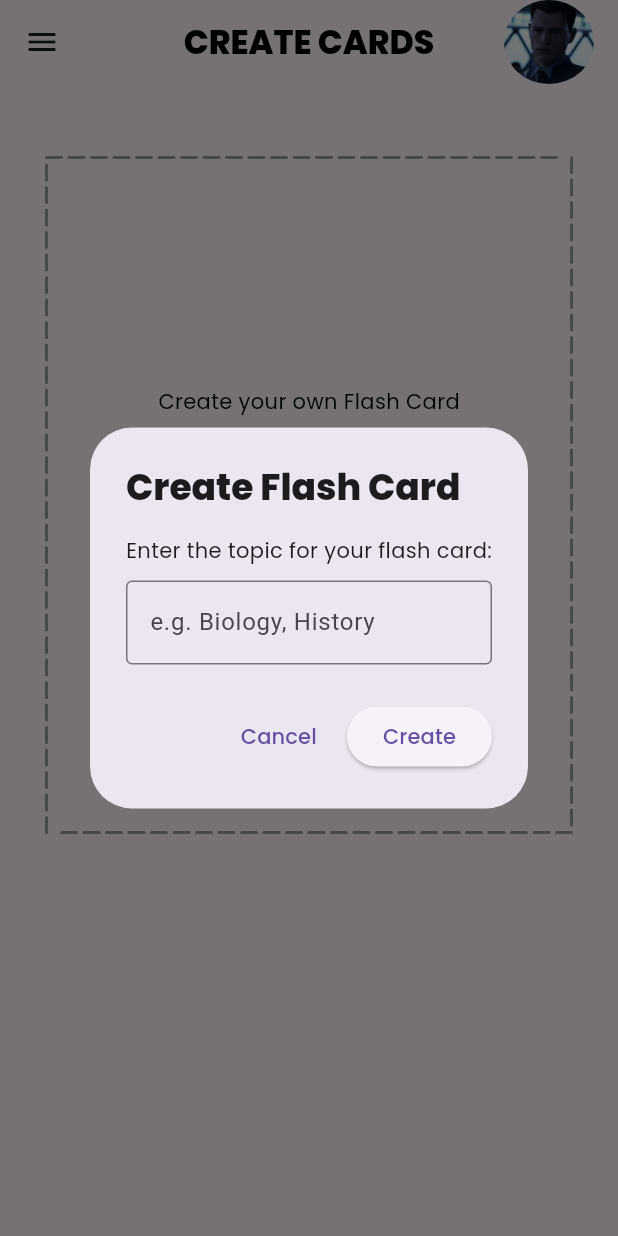
After one commit to mixter3011/plakard, a Flutter app: the MyCard screen opened by its route, after a tap on the "add" icon, on a phone screen of 412 x 824 dp. The commit adds this screen. Run offline on Flutter 3.47's test engine with Material 3 defaults, Android fonts, the phone set to English and light mode, and no system bars; our stand-ins replace carousel_slider, cloud_firestore, firebase_core, google_fonts; accounts and stored records are empty.

Commit message:
feat(create_card) : added feature of creating custom cards of custom topics.

```diff
--- a/lib/components/drawer.dart
+++ b/lib/components/drawer.dart
@@ -26,6 +26,30 @@ class MyDrawer extends StatelessWidget {
                   },
                 ),
               ),
+              Padding(
+                padding: const EdgeInsets.only(left: 25.0),
+                child: ListTile(
+                  title: const Text("P R O F I L E"),
+                  leading: const Icon(Icons.person),
+                  onTap: () {
+                    Navigator.pushNamed(context, '/profile');
+                  },
+                ),
+              ),
+              Padding(
+                padding: const EdgeInsets.only(left: 25.0),
+                child: ListTile(
+                  title: const Text("M Y  C A R D S"),
+                  leading: const Icon(Icons.credit_card),
+                  onTap: () {
+                    if (ModalRoute.of(context)!.settings.name == '/my-cards') {
+                      Navigator.pop(context);
+                    } else {
+                      Navigator.pushNamed(context, '/my-cards');
+                    }
+                  },
+                ),
+              ),
             ],
           ),
         ],
--- a/lib/main.dart
+++ b/lib/main.dart
@@ -2,6 +2,7 @@ import 'package:flutter/material.dart';
 import 'package:firebase_core/firebase_core.dart';
 import 'package:plakard/screens/home_screen.dart';
 import 'package:plakard/screens/card_selection.dart';
+import 'package:plakard/screens/my_card.dart';
 
 Future<void> main() async {
   WidgetsFlutterBinding.ensureInitialized();
@@ -23,6 +24,7 @@ class MyApp extends StatelessWidget {
               title: '',
               categoryName: '',
             ),
+        '/my-cards': (context) => const MyCard(),
       },
     );
   }
--- /dev/null
+++ b/lib/screens/my_card.dart
@@ -0,0 +1,202 @@
+import 'dart:math';
+import 'package:flutter/material.dart';
+import 'package:plakard/components/drawer.dart';
+import 'package:plakard/components/profile_pic.dart';
+
+class MyCard extends StatefulWidget {
+  const MyCard({super.key});
+
+  @override
+  _MyCardState createState() => _MyCardState();
+}
+
+class _MyCardState extends State<MyCard> {
+  final TextEditingController _topicController = TextEditingController();
+
+  void _showModalDialog() {
+    showDialog(
+      context: context,
+      builder: (BuildContext context) {
+        return AlertDialog(
+          title: const Text(
+            "Create Flash Card",
+            style: TextStyle(
+              fontFamily: 'Poppins',
+              fontWeight: FontWeight.w800,
+            ),
+          ),
+          content: Column(
+            mainAxisSize: MainAxisSize.min,
+            children: [
+              const Text(
+                "Enter the topic for your flash card:",
+                style: TextStyle(
+                  fontFamily: 'Poppins',
+                ),
+              ),
+              const SizedBox(height: 10),
+              TextField(
+                controller: _topicController,
+                decoration: const InputDecoration(
+                  border: OutlineInputBorder(),
+                  hintText: "e.g. Biology, History",
+                ),
+              ),
+            ],
+          ),
+          actions: <Widget>[
+            TextButton(
+              onPressed: () {
+                Navigator.of(context).pop();
+              },
+              child: const Text(
+                "Cancel",
+                style: TextStyle(
+                  fontFamily: 'Poppins',
+                ),
+              ),
+            ),
+            ElevatedButton(
+              onPressed: () {
+                String topic = _topicController.text;
+
+                print("Topic entered: $topic");
+                Navigator.of(context).pop();
+              },
+              child: const Text(
+                "Create",
+                style: TextStyle(
+                  fontFamily: 'Poppins',
+                ),
+              ),
+            ),
+          ],
+        );
+      },
+    );
+  }
+
+  @override
+  Widget build(BuildContext context) {
+    return Scaffold(
+      appBar: AppBar(
+        title: const Text(
+          "CREATE CARDS",
+          style: TextStyle(
+              fontFamily: 'Poppins',
+              color: Colors.black,
+              fontWeight: FontWeight.w800),
+        ),
+        leading: Builder(
+          builder: (context) {
+            return IconButton(
+              icon: const Icon(Icons.menu),
+              onPressed: () {
+                Scaffold.of(context).openDrawer();
+              },
+            );
+          },
+        ),
+        actions: const [
+          Padding(
+            padding: EdgeInsets.only(right: 16.0),
+            child: ProfilePic(
+              imagePath: 'lib/assets/images/profile.jpeg',
+            ),
+          ),
+        ],
+        centerTitle: true,
+      ),
+      drawer: const MyDrawer(),
+      body: Padding(
+        padding: const EdgeInsets.only(bottom: 220),
+        child: Center(
+          child: Stack(
+            alignment: Alignment.center,
+            children: [
+              Container(
+                width: 350,
+                height: 450,
+                decoration: BoxDecoration(
+                  borderRadius: BorderRadius.circular(8),
+                ),
+                child: CustomPaint(
+                  painter: DashedBorderPainter(),
+                  child: const Padding(
+                    padding: EdgeInsets.only(bottom: 125),
+                    child: Center(
+                      child: Text(
+                        "Create your own Flash Card",
+                        style: TextStyle(
+                          color: Colors.black,
+                          fontFamily: 'Poppins',
+                        ),
+                      ),
+                    ),
+                  ),
+                ),
+              ),
+              Positioned(
+                child: FloatingActionButton(
+                  hoverColor: Colors.white,
+                  backgroundColor: Colors.black,
+                  foregroundColor: Colors.white,
+                  focusColor: Colors.white,
+                  onPressed: _showModalDialog,
+                  shape: RoundedRectangleBorder(
+                    borderRadius: BorderRadius.circular(30),
+                  ),
+                  child: const Icon(Icons.add),
+                ),
+              ),
+            ],
+          ),
+        ),
+      ),
+    );
+  }
+}
+
+class DashedBorderPainter extends CustomPainter {
+  @override
+  void paint(Canvas canvas, Size size) {
+    final paint = Paint()
+      ..color = Colors.grey
+      ..style = PaintingStyle.stroke
+      ..strokeWidth = 2.0
+      ..strokeCap = StrokeCap.round;
+
+    _drawDashedLine(canvas, paint, const Offset(0, 0), Offset(size.width, 0));
+    _drawDashedLine(
+        canvas, paint, Offset(size.width, 0), Offset(size.width, size.height));
+    _drawDashedLine(
+        canvas, paint, Offset(size.width, size.height), Offset(0, size.height));
+    _drawDashedLine(canvas, paint, Offset(0, size.height), const Offset(0, 0));
+  }
+
+  void _drawDashedLine(Canvas canvas, Paint paint, Offset start, Offset end) {
+    final dx = end.dx - start.dx;
+    final dy = end.dy - start.dy;
+    final distance = sqrt(dx * dx + dy * dy);
+    const dashWidth = 10.0;
+    const dashSpace = 5.0;
+    final dashCount = (distance / (dashWidth + dashSpace)).floor();
+
+    for (int i = 0; i < dashCount; i++) {
+      final dashOffset = i * (dashWidth + dashSpace);
+      final x = start.dx + (dx * (dashOffset / distance));
+      final y = start.dy + (dy * (dashOffset / distance));
+      canvas.drawLine(
+        Offset(x, y),
+        Offset(
+            x + dx * (dashWidth / distance), y + dy * (dashWidth / distance)),
+        paint,
+      );
+    }
+  }
+
+  @override
+  bool shouldRepaint(covariant CustomPainter oldDelegate) {
+    return false;
+  }
+}
```
